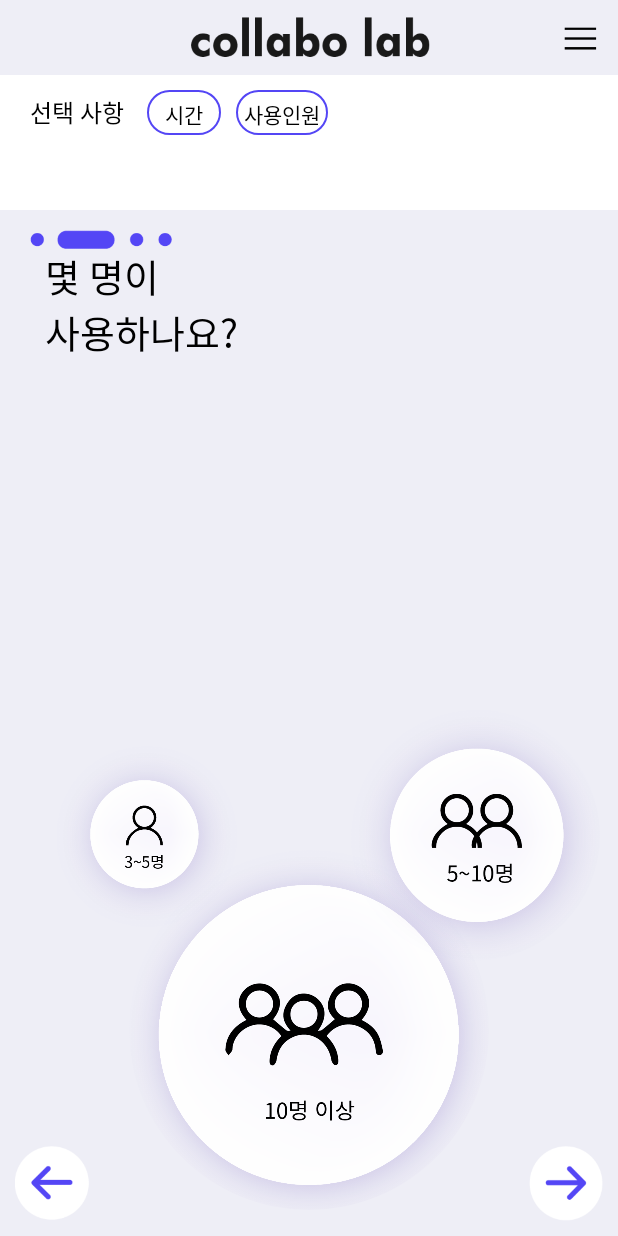
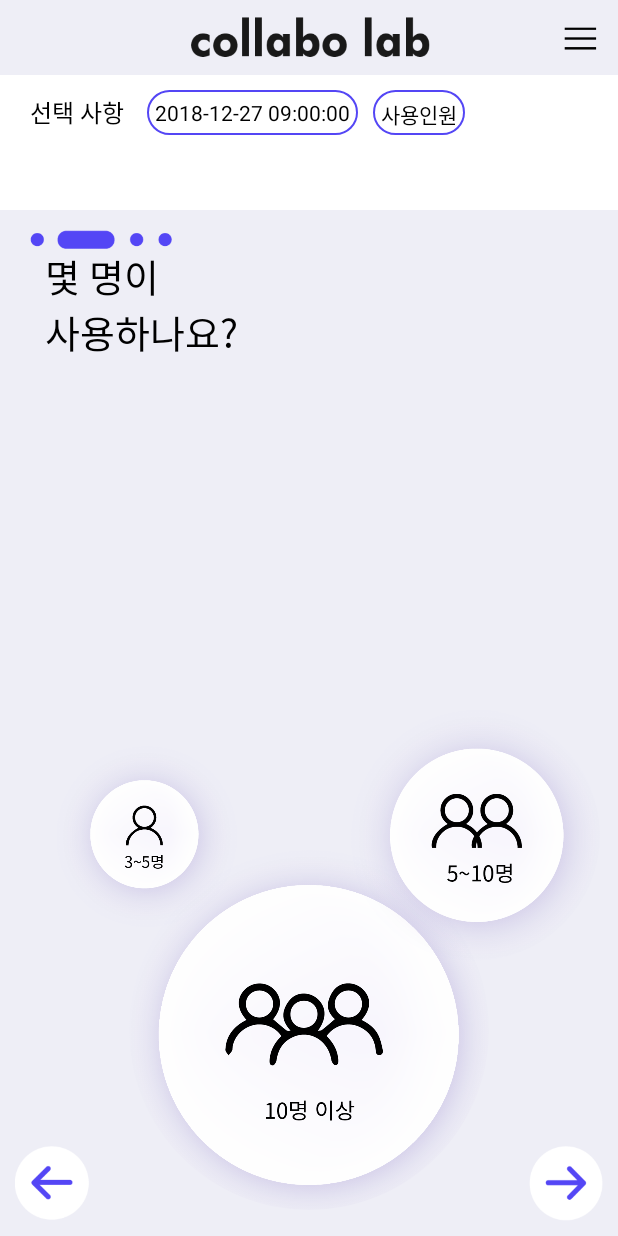
Before and after one commit to qpab7722/collabolab, an Android app: the screen it shows after launch (SetPeopleActivity), after a tap on an icon or button, on a phone screen of 412 x 824 dp. Run offline under Robolectric (Android 15) with nearby library versions, the phone set to English and light mode, and no system bars; our stand-ins replace CircleImageView; libraries missing offline, so code that uses them is left out: com.lukedeighton.wheelview; 7 statements that could not run were skipped.

Commit message:
cpacity page end

```diff
--- a/app/src/main/java/com/collabolab/ChooseTImeActivity.java
+++ b/app/src/main/java/com/collabolab/ChooseTImeActivity.java
@@ -98,12 +98,12 @@ public class ChooseTImeActivity extends Activity {
                 Calendar c = Calendar.getInstance();
                 c.set(2018,cd.getMonth(),cd.getDay(),(int)Integer.parseInt(str),0);
                 Date date = c.getTime();
-                SimpleDateFormat simpleDateFormat = new SimpleDateFormat("yyyy-MM-dd hh:00:00");
+                SimpleDateFormat simpleDateFormat = new SimpleDateFormat("yyyy-MM-dd HH:00:00");
                 String data = simpleDateFormat.format(date);
                 Log.d("타임!", "date: "+ data);
                 cd.setStartDate(data);
 
-                simpleDateFormat = new SimpleDateFormat("yyyy-MM-dd hh:59:59");
+                simpleDateFormat = new SimpleDateFormat("yyyy-MM-dd HH:59:59");
                 data = simpleDateFormat.format(date);
                 cd.setEndDate(data);
 
--- a/app/src/main/java/com/collabolab/SetDateActivity.java
+++ b/app/src/main/java/com/collabolab/SetDateActivity.java
@@ -38,6 +38,8 @@ public class SetDateActivity extends Activity {
         setContentView(R.layout.activity_date);
 
         cd = Condition.getInstance();
+        cd.setStartDate(null);
+        cd.setEndDate(null);
 
         listMonth = new ArrayList<>();
         listMonth.add(new TextDrawable(String.valueOf(12)));
@@ -128,7 +130,7 @@ public class SetDateActivity extends Activity {
                 Calendar c = Calendar.getInstance();
                 c.set(2018,month-1,day,(int)Integer.valueOf(spinTime.getSelectedItem().toString().replace("시","")),0);
                 Date date = c.getTime();
-                SimpleDateFormat simpleDateFormat = new SimpleDateFormat("yyyy-MM-dd hh:00:00");
+                SimpleDateFormat simpleDateFormat = new SimpleDateFormat("yyyy-MM-dd HH:00:00");
                 String data = simpleDateFormat.format(date);
 
                 intent = new Intent(getApplicationContext(), SetPeopleActivity.class);
@@ -137,14 +139,13 @@ public class SetDateActivity extends Activity {
 
                 c.set(2018,month-1,day,(int)Integer.valueOf(spinTime.getSelectedItem().toString().replace("시",""))+1,0);
                 date = c.getTime();
-                simpleDateFormat = new SimpleDateFormat("yyyy-MM-dd hh:00:00");
+                simpleDateFormat = new SimpleDateFormat("yyyy-MM-dd HH:00:00");
                 data = simpleDateFormat.format(date);
                 cd.setEndDate(data);
                 cd.setDay(day);
                 cd.setMonth(month-1);
-
+                Log.d(TAG, "date: "+ data);
                 startActivity(intent);
-                Log.d(TAG, "date: "+ data);
             }
         });
     }
--- a/app/src/main/java/com/collabolab/SetPeopleActivity.java
+++ b/app/src/main/java/com/collabolab/SetPeopleActivity.java
@@ -9,6 +9,8 @@ import android.os.Bundle;
 import android.util.Log;
 import android.view.View;
 import android.view.animation.LinearInterpolator;
+import android.widget.Button;
+import android.widget.TextView;
 import android.widget.Toast;
 
 import de.hdodenhof.circleimageview.CircleImageView;
@@ -22,11 +24,15 @@ public class SetPeopleActivity extends Activity {
     String Date;
     Condition cd;
 
+    TextView tv_datetag,tv_peopletag;
+    Button btn_next,btn_pre;
+
     @Override
     protected void onCreate(Bundle savedInstanceState) {
         super.onCreate(savedInstanceState);
         setContentView(R.layout.activity_people);
         cd = Condition.getInstance();
+        cd.setCapacity(null);
         //get intent
         Intent gintent = getIntent();
         Log.e("dsad",cd.getStartDate()+"\n"+cd.getEndDate());
@@ -39,21 +45,48 @@ public class SetPeopleActivity extends Activity {
         btn_people2=findViewById(R.id.btn_10up);
         //ani(btn_people2,-30f,-30f);
 
+        tv_datetag=findViewById(R.id.tv_datetag);
+        tv_datetag.setText(cd.getStartDate());
+        tv_peopletag=findViewById(R.id.tv_peopletag);
+
         btn_people0.setOnClickListener(mClickListener);
         btn_people1.setOnClickListener(mClickListener);
         btn_people2.setOnClickListener(mClickListener);
 
-
+        btn_next=findViewById(R.id.btn_next);
+        btn_next.setOnClickListener(mnextClickListener);
         intent = new Intent(this, SetTypeActivity.class);
 
+        btn_pre=findViewById(R.id.btn_pre);
+        btn_pre.setOnClickListener(mpreClickListener);
     }
+
+    View.OnClickListener mnextClickListener = new View.OnClickListener() {
+        @Override
+        public void onClick(View v) {
+            startActivity(intent);
+        }};
+    View.OnClickListener mpreClickListener = new View.OnClickListener() {
+        @Override
+        public void onClick(View v) {
+            finish();
+        }};
 
     View.OnClickListener mClickListener = new View.OnClickListener() {
         @Override
         public void onClick(View v) {
+            switch (v.getTag().toString()){
+                case "0":
+                    tv_peopletag.setText(" 3~5명 ");
+                    break;
+                case "1":
+                    tv_peopletag.setText(" 6~10명 ");
+                    break;
+                case "2":
+                    tv_peopletag.setText(" 11명이상 ");
+                    break;
+            }
             cd.setCapacity(v.getTag().toString());
-            intent.putExtra("capacity",v.getTag().toString());
-            startActivity(intent);
             Toast.makeText(getApplicationContext(),""+v.getTag().toString(),Toast.LENGTH_SHORT).show();
         }};
 
```
Also changed, not shown: app/src/main/java/com/collabolab/Condition.java (+8 -0 lines).
